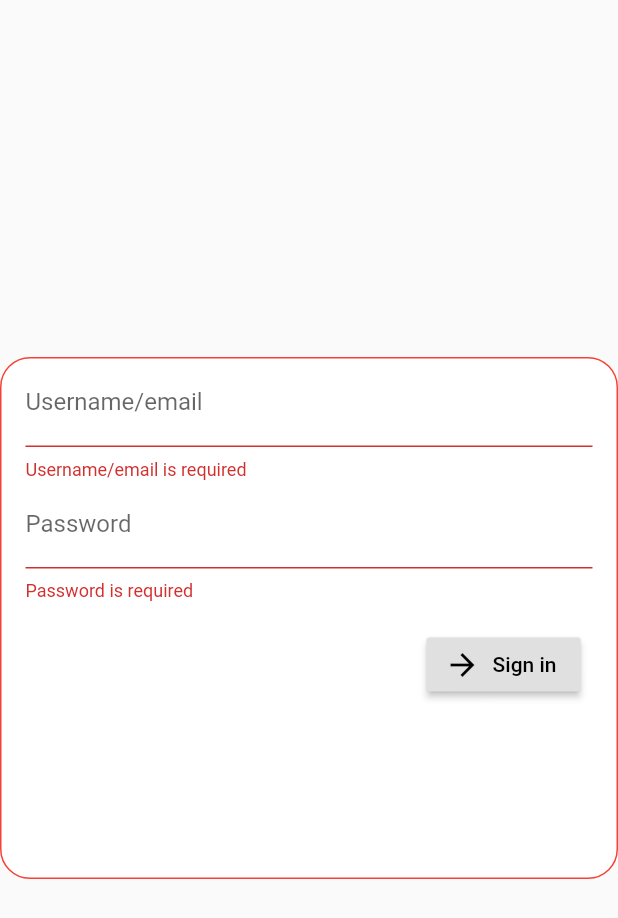
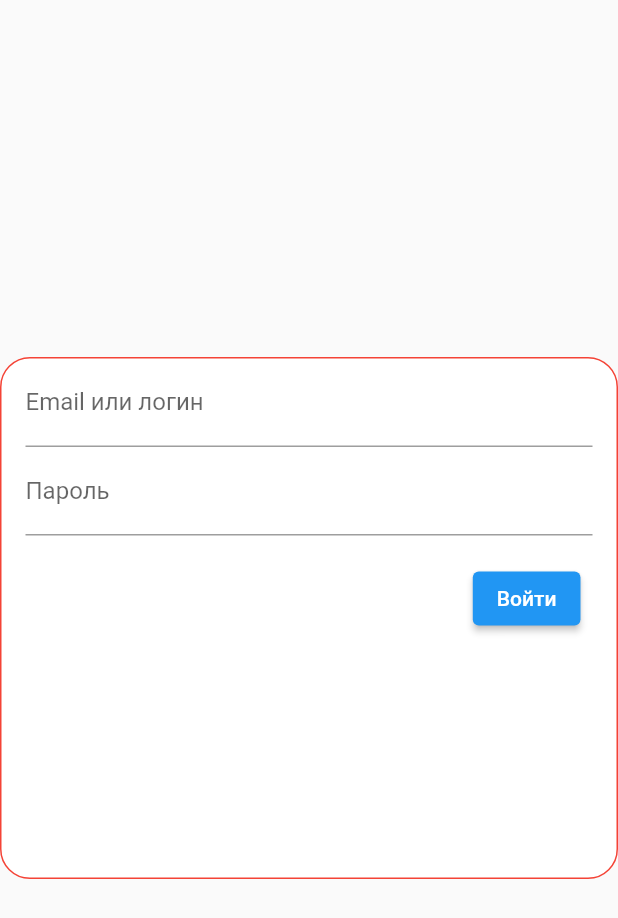
Before and after one commit to mephistofy/diploma, a Flutter app: the Login screen opened directly, on a phone screen of 412 x 824 dp. Shown: the top 918 px of the screen. Run offline on Flutter 3.47's test engine with Material 2 defaults, Android fonts, the phone set to English and light mode, and no system bars; our stand-ins replace flutter_modular, shared_preferences; accounts and stored records are empty.

Commit message:
commit 1

```diff
--- a/lib/app_module.dart
+++ b/lib/app_module.dart
@@ -14,10 +14,9 @@ class AppModule extends Module {
   // Provide all the routes for your module
   @override
   final List<ModularRoute> routes = [
-    //ChildRoute('/', child: (_, __) => Login()),
-    ChildRoute('/', child: (_, __) => App()),
+    ChildRoute('/login', child: (_, __) => Login()),
+    //ChildRoute('/', child: (_, __) => App()),
     ChildRoute('/home', child: (_, __) => App()),
-    ChildRoute('/logout', child: (_, __) => LogOut()),
 
     ChildRoute('/workers', child: (_, __) => App()),
     ChildRoute('/departments', child: (_, __) => App()),
--- a/lib/constants/constants.dart
+++ b/lib/constants/constants.dart
@@ -1,6 +1,15 @@
 //names
 const String APP_TITLE = 'Методическая поддержка SEVSU MOODLE';
 //http urls
-const String API_BASE_URL = 'http://localhost:3000';
+const String API_BASE_URL = 'https://my-json-server.typicode.com/mephistofy/fake_api';
 const String API_LOGIN = "$API_BASE_URL/login";
 const String API_LOGOUT = "$API_BASE_URL/logout";
+
+const String LOGIN_SCREEN_EMPTY_FIELDS = 'Пожалуйста, заполните все поля';
+const String LOGIN_SCREEN_SUCCESSFUL_MSG = 'Успешно!';
+const String LOGIN_SCREEN_WAITING_FOR_ANSWER = 'Ждем ответа...';
+const String LOGIN_SCREEN_EMAIL_OR_LOGIN_REQUIRED = "$LOGIN_SCREEN_EMAIL_OR_LOGIN обязателен";
+const String LOGIN_SCREEN_PASSWORD_REQUIRED = "$LOGIN_SCREEN_PASSWORD обязателен";
+const String LOGIN_SCREEN_EMAIL_OR_LOGIN = 'Email или логин';
+const String LOGIN_SCREEN_PASSWORD = 'Пароль';
+const String LOGIN_SCREEN_SIGN_IN = 'Войти';
--- a/lib/main.dart
+++ b/lib/main.dart
@@ -9,7 +9,7 @@ class MyApp extends StatelessWidget {
   @override
   Widget build(BuildContext context) {
     return MaterialApp(
-      initialRoute: "/",
+      initialRoute: "/login",
     ).modular();
   }
 }
--- a/lib/models/user.dart
+++ b/lib/models/user.dart
@@ -1,67 +1,43 @@
 class User {
-  /*
-  This class encapsulates the json response from the api
-  {
-      'userId': '1908789',
-      'email': 'x7uytx@mundanecode.com'
-      'password': '123456'
-      'username': username,
-      'name': 'Peter Clarke',
-      'avatar': "photo",
-  }
-  */
-  String _id;
-  String _token;
-  String _role;
-  String _avatar;
-  String _fullname;
-  String _department;
-  String _email;
+  final String id;
+  final String token;
+  final List<dynamic> roles;
+  final String avatar;
+  final String fullname;
+  final String department;
+  final String email;
 
   // constructorUser(
   User({
-    String id,
-    String token,
-    String role,
-    String avatar,
-    String fullname,
-    String department,
-    String email,
-  }) {
-        this._id = id;
-        this._token = token;
-        this._role = role;
-        this._avatar = avatar;
-        this._fullname = fullname;
-        this._department = department;
-        this._email = email;
+    this.id,
+    this.token,
+    this.roles,
+    this.avatar,
+    this.fullname,
+    this.department,
+    this.email,
+  });
+
+  // create the user object from json input
+  factory User.fromJson(Map<String, dynamic> json) {
+    return User(
+      id: json['id'].toString(),
+      token: json['token'].toString(),
+      roles: json['roles'],
+      avatar: json['avatar'].toString(),
+      fullname: json['fullname'].toString(),
+      department: json['department'].toString(),
+      email: json['email'].toString(),
+    );
+  }
+
+  Map<String, dynamic> toJson() => {
+    'id': id,
+    'token': token,
+    'roles': roles,
+    'avatar': avatar,
+    'fullname': fullname,
+    'department': department,
+    'email': email,
+  };
 }
-
-// Properties
-String get id => _id;
-set id(String id) => _id = id;
-String get token => _token;
-set token(String token) => _token = token;
-String get role => _role;
-set role(String role) => _role = role;
-String get avatar => _avatar;
-set avatar(String avatar) => _avatar = avatar;
-String get fullname => _fullname;
-set fullname(String fullname) => _fullname = fullname;
-String get department => _department;
-set department(String department) => _department = department;
-String get email => _email;
-set email(String email) => _email = email;
-
-// create the user object from json input
-User.fromJson(Map<String, dynamic> json) {
-  _id = json['id'].toString();
-  _token = json['token'];
-  _role = json['role'];
-  _avatar = json['avatar'];
-  _fullname = json['fullname'];
-  _department = json['department'];
-  _email = json['email'];
-}
-
-}
--- a/lib/screens/login.dart
+++ b/lib/screens/login.dart
@@ -1,5 +1,6 @@
+import 'package:diploma_v1/helpers/shared_prefs_helper.dart';
+import 'package:diploma_v1/helpers/show_snack_bar.dart';
 import 'package:flutter/material.dart';
-import 'package:shared_preferences/shared_preferences.dart';
 import 'package:flutter_modular/flutter_modular.dart';
 import 'dart:async';
 
@@ -7,7 +8,7 @@ import 'package:diploma_v1/models/api/api_error.dart';
 import 'package:diploma_v1/models/api/api_response.dart';
 import 'package:diploma_v1/services/auth_service.dart';
 import 'package:diploma_v1/models/user.dart';
-
+import 'package:diploma_v1/constants/constants.dart';
 
 class Login extends StatefulWidget {
   Login({Key key, this.title}) : super(key: key);
@@ -22,49 +23,53 @@ class _Login extends State<Login> {
   String _username;
   String _password;
 
-  GlobalKey<FormState>  globalFormKey = GlobalKey<FormState>();
+  final globalFormKey = GlobalKey<FormState>();
   final scaffoldMessengerKey = GlobalKey<ScaffoldState>();
 
-  void _saveAndRedirectToHome() async {
-    SharedPreferences prefs = await SharedPreferences.getInstance();
-    await prefs.setString("userRole", (_apiResponse.Data as User).role);
-    await prefs.setString("token", (_apiResponse.Data as User).token);
+  void _saveAndRedirectToHome() {
+    final user = User.fromJson(_apiResponse.Data);
+    print(_apiResponse.Data);
+    CustomSharedPrefs.setObject("user", user);
 
     Modular.to.navigate('/home');
   }
 
+  void _showSnackBar(final String msg){
+    if (mounted) {
+      //customShowSnackBar(msg, context);
+      final snackBar = SnackBar(
+        content: Text(msg),
+        duration: Duration(seconds: 3),
+        backgroundColor: Theme.of(context).primaryColor,
+      );
+
+      ScaffoldMessenger.of(context).showSnackBar(snackBar);
+    }
+  }
+
   void _handleSubmitted() async {
-    final FormState form = globalFormKey.currentState;
+    final form = globalFormKey.currentState;
+    final state = form.validate();
 
-    if (!form.validate()) {
-      final snackBar = SnackBar(content: Text('Please, fulfill all of the fields'));
-
-      scaffoldMessengerKey.currentState.showSnackBar(snackBar);
-    } else {
+    if (state) {
       form.save();
 
-      final snackBar = SnackBar(content: Text('waiting for answer...'));
-      final Auth auth = new Auth();
+      _showSnackBar(LOGIN_SCREEN_WAITING_FOR_ANSWER);
 
-      scaffoldMessengerKey.currentState.showSnackBar(snackBar);
-      _apiResponse = await auth.login(_username, _password);
+      _apiResponse = await Auth.login(_username, _password);
 
-      print(_apiResponse.ApiError as ApiError == null);
       if ((_apiResponse.ApiError as ApiError) == null) {
         Timer(Duration(seconds: 2), () {
-          final snackBar = SnackBar(content: Text('Succesful!'));
+          _showSnackBar(LOGIN_SCREEN_SUCCESSFUL_MSG);
+        });
 
-          scaffoldMessengerKey.currentState.showSnackBar(snackBar);
+        _saveAndRedirectToHome();
+      } else {
+        _showSnackBar((_apiResponse.ApiError as ApiError).error);
+      }
 
-        });
-        _saveAndRedirectToHome();
-
-      } else {
-        final snackBar = SnackBar(content: Text((_apiResponse.ApiError as ApiError).error));
-
-        scaffoldMessengerKey.currentState.showSnackBar(snackBar);
-
-      }
+    } else {
+      _showSnackBar(LOGIN_SCREEN_EMPTY_FIELDS);
     }
   }
 
@@ -81,13 +86,12 @@ class _Login extends State<Login> {
                   color: Colors.white,
                   borderRadius: BorderRadius.circular(20.0),
                   border: Border.all(color: Colors.red)
+              ),
 
-              ),
               child: SafeArea(
                 top: false,
                 bottom: false,
                 child: Form(
-                  autovalidate: true,
                   key: globalFormKey,
                   child: SingleChildScrollView(
                     padding: const EdgeInsets.symmetric(horizontal: 16.0),
@@ -100,27 +104,27 @@ class _Login extends State<Login> {
                             children: <Widget>[
                               TextFormField(
                                 key: Key("_username"),
-                                decoration: InputDecoration(labelText: "Username/email"),
+                                decoration: InputDecoration(labelText: LOGIN_SCREEN_EMAIL_OR_LOGIN),
                                 keyboardType: TextInputType.text,
                                 onSaved: (String value) {
                                   _username = value;
                                 },
                                 validator: (value) {
                                   if (value.isEmpty) {
-                                    return 'Username/email is required';
+                                    return LOGIN_SCREEN_EMAIL_OR_LOGIN_REQUIRED;
                                   }
                                   return null;
                                 },
                               ),
                               TextFormField(
-                                decoration: InputDecoration(labelText: "Password"),
+                                decoration: InputDecoration(labelText: LOGIN_SCREEN_PASSWORD),
                                 obscureText: true,
                                 onSaved: (String value) {
                                   _password = value;
                                 },
                                 validator: (value) {
                                   if (value.isEmpty) {
-                                    return 'Password is required';
+                                    return LOGIN_SCREEN_PASSWORD_REQUIRED;
                                   }
                                   return null;
                                 },
@@ -128,10 +132,10 @@ class _Login extends State<Login> {
                               const SizedBox(height: 10.0),
                               ButtonBar(
                                 children: <Widget>[
-                                  RaisedButton.icon(
+                                  ElevatedButton(
                                       onPressed: _handleSubmitted,
-                                      icon: Icon(Icons.arrow_forward),
-                                      label: Text('Sign in')),
+                                      child: Text(LOGIN_SCREEN_SIGN_IN)
+                                  )
                                 ],
                               ),
                             ],
--- a/pubspec.yaml
+++ b/pubspec.yaml
@@ -28,9 +28,10 @@ dependencies:
   # The following adds the Cupertino Icons font to your application.
   # Use with the CupertinoIcons class for iOS style icons.
   cupertino_icons: ^1.0.0
+  http: ^0.13.1
   flutter_modular: any
+  flutter_login: ^1.1.0
   shared_preferences: ^2.0.5
-  http: ^0.13.1
 
 dev_dependencies:
   flutter_test:
```
Also changed, not shown: lib/helpers/shared_prefs_helper.dart (added, +23 -0 lines), lib/helpers/show_snack_bar.dart (added, +11 -0 lines), lib/screens/log_out.dart (+45 -5 lines), lib/services/auth_service.dart (+8 -9 lines), lib/side_drawers/side_drawers.dart (+68 -26 lines), pubspec.lock.
